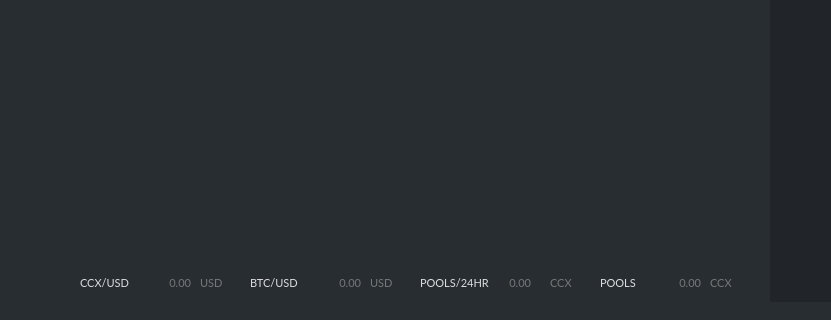
Above: src/gui/ui/overviewframe.ui from ConcealNetwork/conceal-desktop before the change; both pictures show x 150 to 981 and y 380 to 700 of the 1270 by 700 pixel window. Below: the same form after it.
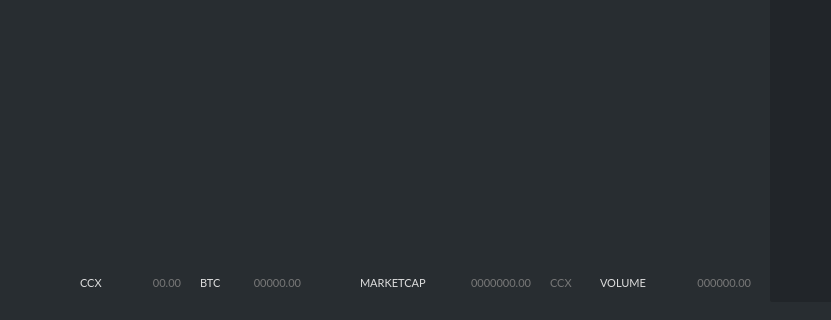
That is the form after the change. Icons and pictures are not drawn.

Commit message: change marketcap and volume variables in the overview frame ui

The edit to the form file:
```diff
--- a/src/gui/ui/overviewframe.ui
+++ b/src/gui/ui/overviewframe.ui
@@ -1645,9 +1645,9 @@
       <widget class="QLabel" name="m_pendingBalanceLabel_3">
        <property name="geometry">
         <rect>
-         <x>570</x>
+         <x>600</x>
          <y>260</y>
-         <width>61</width>
+         <width>81</width>
          <height>25</height>
         </rect>
        </property>
@@ -1664,7 +1664,7 @@
 font-size: 11px;</string>
        </property>
        <property name="text">
-        <string notr="true">0.00</string>
+        <string notr="true">000000.00</string>
        </property>
        <property name="alignment">
         <set>Qt::AlignRight|Qt::AlignTrailing|Qt::AlignVCenter</set>
@@ -1673,9 +1673,9 @@
       <widget class="QLabel" name="m_actualBalanceLabel_3">
        <property name="geometry">
         <rect>
-         <x>400</x>
+         <x>360</x>
          <y>260</y>
-         <width>61</width>
+         <width>101</width>
          <height>25</height>
         </rect>
        </property>
@@ -1692,7 +1692,7 @@
 font-size: 11px;</string>
        </property>
        <property name="text">
-        <string notr="true">0.00</string>
+        <string notr="true">0000000.00</string>
        </property>
        <property name="alignment">
         <set>Qt::AlignRight|Qt::AlignTrailing|Qt::AlignVCenter</set>
@@ -1701,7 +1701,7 @@
       <widget class="QLabel" name="m_ccxusd">
        <property name="geometry">
         <rect>
-         <x>70</x>
+         <x>60</x>
          <y>260</y>
          <width>51</width>
          <height>25</height>
@@ -1720,7 +1720,7 @@
 font-size: 11px;</string>
        </property>
        <property name="text">
-        <string notr="true">0.00</string>
+        <string notr="true">00.00</string>
        </property>
        <property name="alignment">
         <set>Qt::AlignRight|Qt::AlignTrailing|Qt::AlignVCenter</set>
@@ -1731,7 +1731,7 @@
         <rect>
          <x>10</x>
          <y>260</y>
-         <width>60</width>
+         <width>41</width>
          <height>25</height>
         </rect>
        </property>
@@ -1748,15 +1748,15 @@
 font-size: 11px;</string>
        </property>
        <property name="text">
-        <string>CCX/USD</string>
+        <string>CCX</string>
        </property>
       </widget>
       <widget class="QLabel" name="m_btcusd">
        <property name="geometry">
         <rect>
-         <x>240</x>
+         <x>160</x>
          <y>260</y>
-         <width>51</width>
+         <width>71</width>
          <height>25</height>
         </rect>
        </property>
@@ -1773,7 +1773,7 @@
 font-size: 11px;</string>
        </property>
        <property name="text">
-        <string notr="true">0.00</string>
+        <string notr="true">00000.00</string>
        </property>
        <property name="alignment">
         <set>Qt::AlignRight|Qt::AlignTrailing|Qt::AlignVCenter</set>
@@ -1826,13 +1826,13 @@
 font-size: 11px;</string>
        </property>
        <property name="text">
-        <string>POOLS</string>
+        <string>VOLUME</string>
        </property>
       </widget>
       <widget class="QLabel" name="label_9">
        <property name="geometry">
         <rect>
-         <x>350</x>
+         <x>290</x>
          <y>260</y>
          <width>71</width>
          <height>25</height>
@@ -1851,87 +1851,12 @@
 font-size: 11px;</string>
        </property>
        <property name="text">
-        <string>POOLS/24HR</string>
-       </property>
-      </widget>
-      <widget class="QLabel" name="m_tickerLabel2_3">
-       <property name="geometry">
-        <rect>
-         <x>640</x>
-         <y>260</y>
-         <width>31</width>
-         <height>25</height>
-        </rect>
-       </property>
-       <property name="font">
-        <font>
-         <family>Lato</family>
-         <pointsize>-1</pointsize>
-        </font>
-       </property>
-       <property name="styleSheet">
-        <string notr="true">color: #777;
-background: transparent;
-font-family: Lato;
-font-size: 11px;</string>
-       </property>
-       <property name="text">
-        <string notr="true">CCX</string>
-       </property>
-      </widget>
-      <widget class="QLabel" name="m_tickerLabel1_4">
-       <property name="geometry">
-        <rect>
-         <x>300</x>
-         <y>260</y>
-         <width>31</width>
-         <height>25</height>
-        </rect>
-       </property>
-       <property name="font">
-        <font>
-         <family>Lato</family>
-         <pointsize>-1</pointsize>
-        </font>
-       </property>
-       <property name="styleSheet">
-        <string notr="true">color: #777;
-background: transparent;
-font-family: Lato;
-font-size: 11px;</string>
-       </property>
-       <property name="text">
-        <string notr="true">USD</string>
+        <string>MARKETCAP</string>
        </property>
       </widget>
       <widget class="QLabel" name="label_11">
        <property name="geometry">
         <rect>
-         <x>180</x>
-         <y>260</y>
-         <width>60</width>
-         <height>25</height>
-        </rect>
-       </property>
-       <property name="font">
-        <font>
-         <family>Lato</family>
-         <pointsize>-1</pointsize>
-        </font>
-       </property>
-       <property name="styleSheet">
-        <string notr="true">color: #ddd;
-background: transparent;
-font-family: Lato;
-font-size: 11px;</string>
-       </property>
-       <property name="text">
-        <string>BTC/USD</string>
-       </property>
-      </widget>
-      <widget class="QLabel" name="m_tickerLabel1_5">
-       <property name="geometry">
-        <rect>
          <x>130</x>
          <y>260</y>
          <width>31</width>
@@ -1945,13 +1870,13 @@
         </font>
        </property>
        <property name="styleSheet">
-        <string notr="true">color: #777;
+        <string notr="true">color: #ddd;
 background: transparent;
 font-family: Lato;
 font-size: 11px;</string>
        </property>
        <property name="text">
-        <string notr="true">USD</string>
+        <string>BTC</string>
        </property>
       </widget>
      </widget>
```
Left out of the diff: 4 changed lines with no effect on the pictures.
